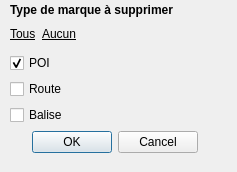
nohal/qtVlm, file src/poi_delete.ui: the form before one commit.
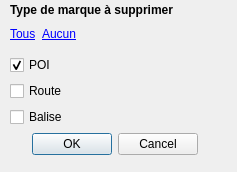
The form after the commit.

```diff
--- a/src/poi_delete.ui
+++ b/src/poi_delete.ui
@@ -19,7 +19,7 @@
      <x>10</x>
      <y>20</y>
      <width>210</width>
-     <height>133</height>
+     <height>135</height>
     </rect>
    </property>
    <layout class="QVBoxLayout" name="verticalLayout_2">
@@ -33,7 +33,7 @@
          </font>
         </property>
         <property name="text">
-         <string>Tous</string>
+         <string>&lt;a href=&quot;titi&quot;&gt;Tous&lt;/a&gt;</string>
         </property>
        </widget>
       </item>
@@ -45,7 +45,7 @@
          </font>
         </property>
         <property name="text">
-         <string>Aucun</string>
+         <string>&lt;a href=&quot;toto&quot;&gt;Aucun&lt;/a&gt;</string>
         </property>
        </widget>
       </item>
```
Left out of the diff: 14 changed lines with no effect on the pictures.
